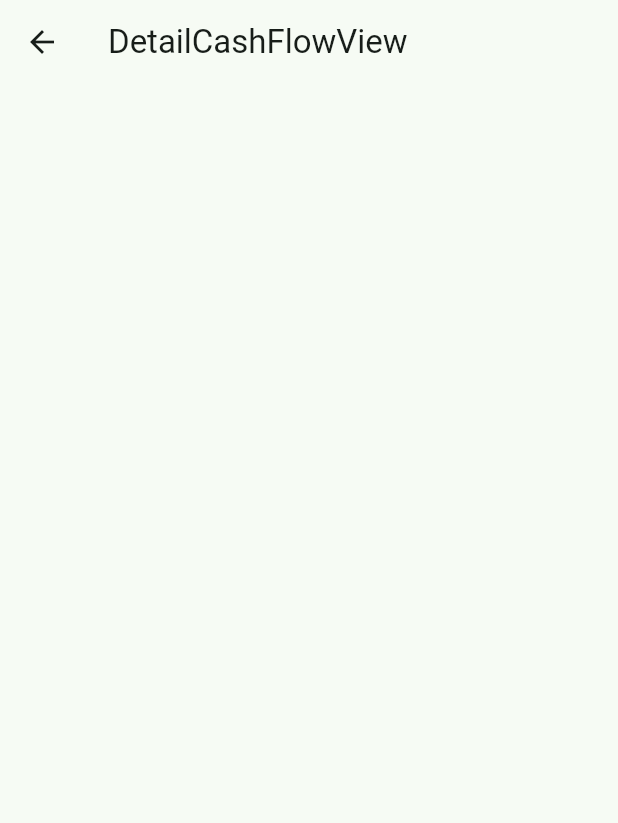
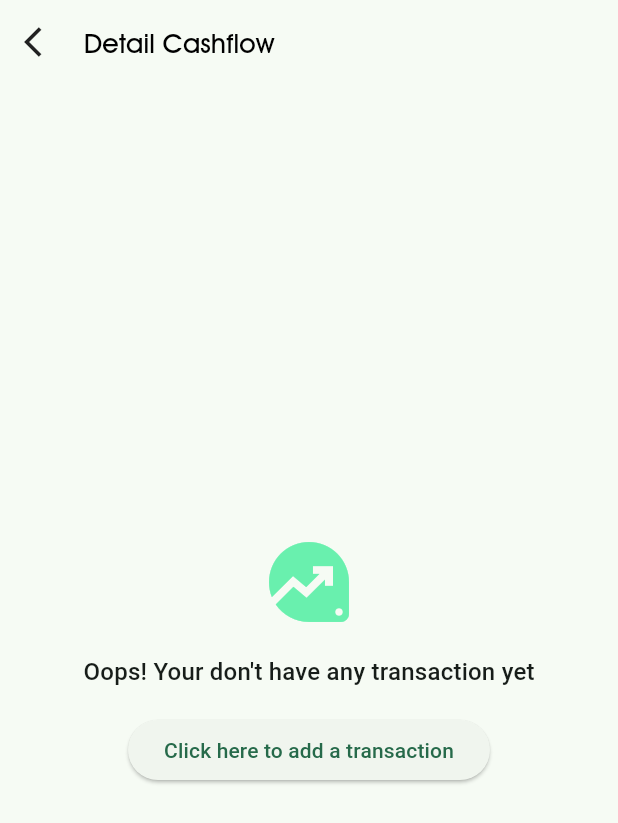
Before and after one commit to dharmayudistira/cash_flow, a Flutter app: the HomeView screen opened by its route, after a tap on "Detail Cashflow", on a phone screen of 412 x 824 dp. Shown: the top 823 px of the screen. Run offline on Flutter 3.47's test engine with Material 2 defaults, Android fonts, the phone set to English and light mode, and no system bars; our stand-ins replace currency_text_input_formatter, flutter_svg, get, get_storage, sqflite; accounts and stored records are empty; statements that could not run were skipped.

Commit message:
feat: implement detail cash flow

```diff
--- a/lib/app/data/constants/message_constants.dart
+++ b/lib/app/data/constants/message_constants.dart
@@ -3,6 +3,7 @@ String loginErrorMessage(String username) => "User with $username not found!";
 const String somethingWentWrong = "Something went wrong";
 const String allInputAreRequired = "All field are required";
 const String databaseError = "Database error";
+const String emptyListTransaction = "Oops! Your don't have any transaction yet";
 
 const String loginUsernameIsRequired = "Username is required";
 const String loginPasswordIsRequired = "Password is required";
--- a/lib/app/modules/detail_cash_flow/controllers/detail_cash_flow_controller.dart
+++ b/lib/app/modules/detail_cash_flow/controllers/detail_cash_flow_controller.dart
@@ -1,23 +1,25 @@
+import '../../../data/local_storage/auth_pref.dart';
+import '../../../data/local_storage/db_helper.dart';
+import '../../../data/models/transaction_model.dart';
 import 'package:get/get.dart';
 
 class DetailCashFlowController extends GetxController {
-  //TODO: Implement DetailCashFlowController
+  final currentUser = AuthPref().getCurrentUser().obs;
+  final listTransaction = <TransactionModel>[].obs;
 
-  final count = 0.obs;
   @override
-  void onInit() {
+  void onInit() async {
     super.onInit();
+    _getListTransaction();
   }
 
-  @override
-  void onReady() {
-    super.onReady();
+  Future<void> refreshData() async {
+    await _getListTransaction();
   }
 
-  @override
-  void onClose() {
-    super.onClose();
+  Future<void> _getListTransaction() async {
+    final userId = currentUser.value!.id!;
+    listTransaction.value =
+        await CashFlowDatabase.instance.readAllTransaction(userId);
   }
-
-  void increment() => count.value++;
 }
--- a/lib/app/modules/detail_cash_flow/views/detail_cash_flow_view.dart
+++ b/lib/app/modules/detail_cash_flow/views/detail_cash_flow_view.dart
@@ -1,5 +1,10 @@
+import '../../../data/constants/message_constants.dart';
+import '../../../routes/app_pages.dart';
+import '../../../utils/currency_formatter.dart';
+import '../../../views/views/loading_view.dart';
 import 'package:flutter/material.dart';
 import 'package:get/get.dart';
+import 'package:intl/intl.dart';
 
 import '../controllers/detail_cash_flow_controller.dart';
 
@@ -8,11 +13,99 @@ class DetailCashFlowView extends GetView<DetailCashFlowController> {
   @override
   Widget build(BuildContext context) {
     return Scaffold(
-      appBar: AppBar(
-        title: const Text('DetailCashFlowView'),
-        centerTitle: false,
+      body: SafeArea(
+        child: Obx(() {
+          return _buildBodyDetailCashFlow(context);
+        }),
       ),
-      body: Container(),
+    );
+  }
+
+  Widget _buildBodyDetailCashFlow(BuildContext context) {
+    return Padding(
+      padding: const EdgeInsets.all(16),
+      child: Column(
+        crossAxisAlignment: CrossAxisAlignment.start,
+        children: [
+          Row(
+            mainAxisAlignment: MainAxisAlignment.start,
+            children: [
+              InkWell(
+                highlightColor: Colors.transparent,
+                splashColor: Colors.transparent,
+                onTap: () {
+                  Get.back();
+                },
+                child: const Icon(Icons.arrow_back_ios),
+              ),
+              const SizedBox(width: 16),
+              Text(
+                "Detail Cashflow",
+                style: Theme.of(context).textTheme.headline3,
+              ),
+            ],
+          ),
+          const SizedBox(height: 32),
+          Expanded(
+            child: (controller.listTransaction.isNotEmpty)
+                ? ListView.separated(
+                    itemCount: controller.listTransaction.length,
+                    itemBuilder: (context, index) {
+                      final item = controller.listTransaction[index];
+                      final itemAmount =
+                          CurrencyFormatter().getRupiahFull(item.amount);
+                      final itemDate =
+                          DateFormat.MMMEd().format(item.createdTime);
+                      return ListTile(
+                        trailing: Icon(
+                          (item.isIncome)
+                              ? Icons.trending_up
+                              : Icons.trending_down,
+                          color: (item.isIncome)
+                              ? Colors.greenAccent
+                              : Colors.redAccent,
+                        ),
+                        title: Text(itemAmount),
+                        subtitle: Text("${item.note} · $itemDate"),
+                      );
+                    },
+                    separatorBuilder: (context, index) {
+                      return const Divider();
+                    },
+                  )
+                : SizedBox(
+                    width: double.infinity,
+                    child: Column(
+                      mainAxisSize: MainAxisSize.max,
+                      mainAxisAlignment: MainAxisAlignment.center,
+                      crossAxisAlignment: CrossAxisAlignment.center,
+                      children: [
+                        const Icon(
+                          Icons.data_exploration,
+                          color: Colors.greenAccent,
+                          size: 64,
+                        ),
+                        const SizedBox(height: 16),
+                        Text(
+                          emptyListTransaction,
+                          style: Theme.of(context).textTheme.subtitle1,
+                        ),
+                        const SizedBox(height: 16),
+                        ElevatedButton(
+                          onPressed: () {
+                            Get.toNamed(
+                              Routes.ADD_TRANSACTION,
+                              arguments: true,
+                            )?.whenComplete(() => controller.refreshData());
+                          },
+                          child: const Text("Click here to add a transaction"),
+                        ),
+                      ],
+                    ),
+                  ),
+          ),
+        ],
+      ),
     );
   }
 }
--- a/lib/app/modules/home/controllers/home_controller.dart
+++ b/lib/app/modules/home/controllers/home_controller.dart
@@ -1,6 +1,6 @@
-import 'package:cash_flow/app/data/constants/query_type_enums.dart';
-import 'package:cash_flow/app/data/models/transaction_model.dart';
-import 'package:cash_flow/app/utils/currency_formatter.dart';
+import '../../../data/constants/query_type_enums.dart';
+import '../../../data/models/transaction_model.dart';
+import '../../../utils/currency_formatter.dart';
 
 import '../../../data/local_storage/auth_pref.dart';
 import '../../../data/local_storage/db_helper.dart';
--- a/lib/app/modules/home/views/home_view.dart
+++ b/lib/app/modules/home/views/home_view.dart
@@ -1,5 +1,5 @@
-import 'package:cash_flow/app/data/constants/query_type_enums.dart';
-import 'package:cash_flow/app/routes/app_pages.dart';
+import '../../../data/constants/query_type_enums.dart';
+import '../../../routes/app_pages.dart';
 import 'package:flutter/material.dart';
 
 import 'package:get/get.dart';
@@ -144,16 +144,9 @@ class HomeView extends GetView<HomeController> {
                 "Add Income",
                 style: Theme.of(context).textTheme.subtitle1,
               ),
-              leading: Container(
-                height: 46,
-                width: 46,
-                decoration: const BoxDecoration(
-                  shape: BoxShape.circle,
-                ),
-                alignment: Alignment.center,
-                child: const Icon(
-                  Icons.camera,
-                ),
+              leading: const Icon(
+                Icons.trending_up,
+                size: 28,
               ),
               trailing: const Icon(Icons.chevron_right),
             ),
@@ -170,16 +163,9 @@ class HomeView extends GetView<HomeController> {
                 "Add Expanse",
                 style: Theme.of(context).textTheme.subtitle1,
               ),
-              leading: Container(
-                height: 46,
-                width: 46,
-                decoration: const BoxDecoration(
-                  shape: BoxShape.circle,
-                ),
-                alignment: Alignment.center,
-                child: const Icon(
-                  Icons.camera,
-                ),
+              leading: const Icon(
+                Icons.trending_down,
+                size: 28,
               ),
               trailing: const Icon(Icons.chevron_right),
             ),
@@ -196,16 +182,9 @@ class HomeView extends GetView<HomeController> {
                 "Detail Cashflow",
                 style: Theme.of(context).textTheme.subtitle1,
               ),
-              leading: Container(
-                height: 46,
-                width: 46,
-                decoration: const BoxDecoration(
-                  shape: BoxShape.circle,
-                ),
-                alignment: Alignment.center,
-                child: const Icon(
-                  Icons.camera,
-                ),
+              leading: const Icon(
+                Icons.assessment,
+                size: 28,
               ),
               trailing: const Icon(Icons.chevron_right),
             ),
@@ -222,22 +201,15 @@ class HomeView extends GetView<HomeController> {
                 "Setting",
                 style: Theme.of(context).textTheme.subtitle1,
               ),
-              leading: Container(
-                height: 46,
-                width: 46,
-                decoration: const BoxDecoration(
-                  shape: BoxShape.circle,
-                ),
-                alignment: Alignment.center,
-                child: const Icon(
-                  Icons.camera,
-                ),
+              leading: const Icon(
+                Icons.info_outline,
+                size: 28,
               ),
               trailing: const Icon(Icons.chevron_right),
             ),
             onTap: () {
-              // Get.toNamed(Routes.ADD_TRANSACTION, arguments: false)
-              //     ?.whenComplete(() => controller.refreshData());
+              Get.toNamed(Routes.SETTING, arguments: false)
+                  ?.whenComplete(() => controller.refreshData());
             },
           ),
         )
```
Also changed, not shown: lib/app/modules/add_transaction/controllers/add_transaction_controller.dart (+5 -5 lines), lib/app/modules/add_transaction/views/add_transaction_view.dart (+5 -8 lines).
